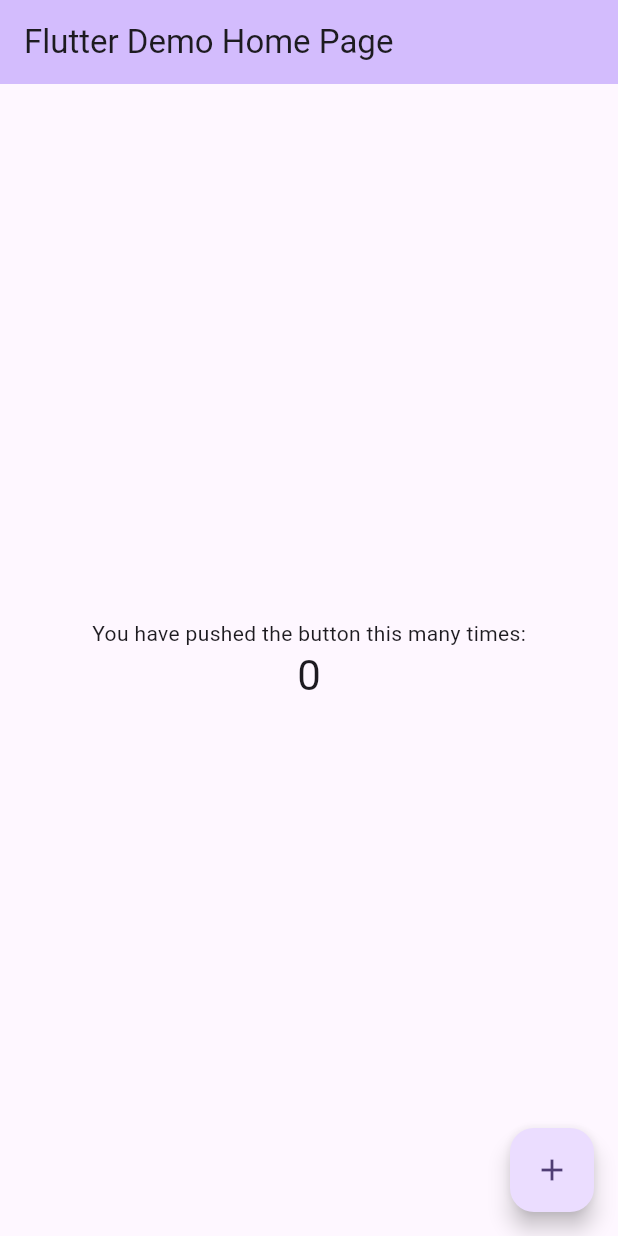
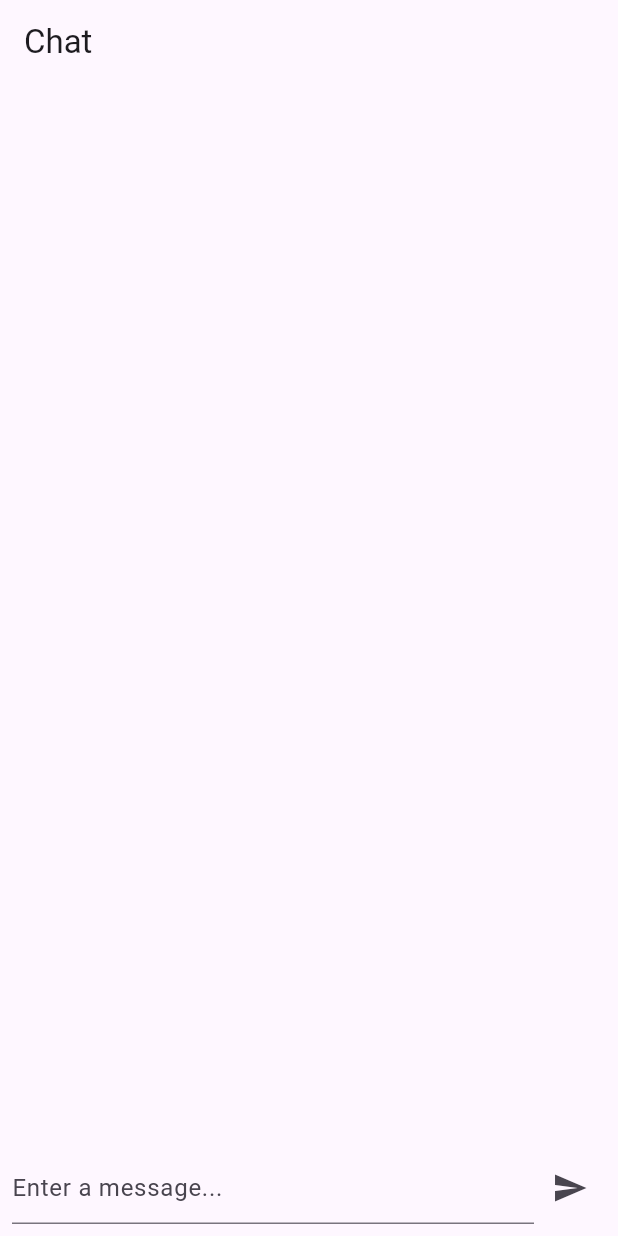
Before and after one commit to EliteWise/lingui_mobile, a Flutter app: the screen it shows after launch, on a phone screen of 412 x 824 dp. Run offline on Flutter 3.47's test engine with Material 3 defaults, Android fonts, the light colour scheme and no system bars.

Commit message:
Implement simple chat page

```diff
--- a/lib/main.dart
+++ b/lib/main.dart
@@ -1,125 +1,88 @@
 import 'package:flutter/material.dart';
 
 void main() {
-  runApp(const MyApp());
+  runApp(const LinguiMobile());
 }
 
-class MyApp extends StatelessWidget {
-  const MyApp({super.key});
+class LinguiMobile extends StatelessWidget {
+  const LinguiMobile({super.key});
 
-  // This widget is the root of your application.
   @override
   Widget build(BuildContext context) {
     return MaterialApp(
-      title: 'Flutter Demo',
+      title: 'Lingui Mobile App',
       theme: ThemeData(
-        // This is the theme of your application.
-        //
-        // TRY THIS: Try running your application with "flutter run". You'll see
-        // the application has a purple toolbar. Then, without quitting the app,
-        // try changing the seedColor in the colorScheme below to Colors.green
-        // and then invoke "hot reload" (save your changes or press the "hot
-        // reload" button in a Flutter-supported IDE, or press "r" if you used
-        // the command line to start the app).
-        //
-        // Notice that the counter didn't reset back to zero; the application
-        // state is not lost during the reload. To reset the state, use hot
-        // restart instead.
-        //
-        // This works for code too, not just values: Most code changes can be
-        // tested with just a hot reload.
-        colorScheme: ColorScheme.fromSeed(seedColor: Colors.deepPurple),
-        useMaterial3: true,
+        primarySwatch: Colors.blue,
+        visualDensity: VisualDensity.adaptivePlatformDensity,
       ),
-      home: const MyHomePage(title: 'Flutter Demo Home Page'),
+      home: const ChatPage(),
     );
+    throw UnimplementedError();
   }
+
+
 }
 
-class MyHomePage extends StatefulWidget {
-  const MyHomePage({super.key, required this.title});
-
-  // This widget is the home page of your application. It is stateful, meaning
-  // that it has a State object (defined below) that contains fields that affect
-  // how it looks.
-
-  // This class is the configuration for the state. It holds the values (in this
-  // case the title) provided by the parent (in this case the App widget) and
-  // used by the build method of the State. Fields in a Widget subclass are
-  // always marked "final".
-
-  final String title;
+class ChatPage extends StatefulWidget {
+  const ChatPage({super.key});
 
   @override
-  State<MyHomePage> createState() => _MyHomePageState();
+  ChatPageState createState() => ChatPageState();
 }
 
-class _MyHomePageState extends State<MyHomePage> {
-  int _counter = 0;
+class ChatPageState extends State<ChatPage> {
+  final List<String> _messages = [];
+  final TextEditingController _controller = TextEditingController();
 
-  void _incrementCounter() {
-    setState(() {
-      // This call to setState tells the Flutter framework that something has
-      // changed in this State, which causes it to rerun the build method below
-      // so that the display can reflect the updated values. If we changed
-      // _counter without calling setState(), then the build method would not be
-      // called again, and so nothing would appear to happen.
-      _counter++;
-    });
+  void _sendMessage() {
+    if(_controller.text.isNotEmpty) {
+      setState(() {
+        _messages.add(_controller.text);
+        _controller.clear();
+      });
+    }
   }
 
   @override
   Widget build(BuildContext context) {
-    // This method is rerun every time setState is called, for instance as done
-    // by the _incrementCounter method above.
-    //
-    // The Flutter framework has been optimized to make rerunning build methods
-    // fast, so that you can just rebuild anything that needs updating rather
-    // than having to individually change instances of widgets.
     return Scaffold(
       appBar: AppBar(
-        // TRY THIS: Try changing the color here to a specific color (to
-        // Colors.amber, perhaps?) and trigger a hot reload to see the AppBar
-        // change color while the other colors stay the same.
-        backgroundColor: Theme.of(context).colorScheme.inversePrimary,
-        // Here we take the value from the MyHomePage object that was created by
-        // the App.build method, and use it to set our appbar title.
-        title: Text(widget.title),
+        title: const Text('Chat'),
       ),
-      body: Center(
-        // Center is a layout widget. It takes a single child and positions it
-        // in the middle of the parent.
-        child: Column(
-          // Column is also a layout widget. It takes a list of children and
-          // arranges them vertically. By default, it sizes itself to fit its
-          // children horizontally, and tries to be as tall as its parent.
-          //
-          // Column has various properties to control how it sizes itself and
-          // how it positions its children. Here we use mainAxisAlignment to
-          // center the children vertically; the main axis here is the vertical
-          // axis because Columns are vertical (the cross axis would be
-          // horizontal).
-          //
-          // TRY THIS: Invoke "debug painting" (choose the "Toggle Debug Paint"
-          // action in the IDE, or press "p" in the console), to see the
-          // wireframe for each widget.
-          mainAxisAlignment: MainAxisAlignment.center,
-          children: <Widget>[
-            const Text(
-              'You have pushed the button this many times:',
+      body: Column(
+        children: [
+          Expanded(
+            child: ListView.builder(
+              itemCount: _messages.length,
+              itemBuilder: (context, index) => ListTile(
+                title: Text(_messages[index]),
+              ),
             ),
-            Text(
-              '$_counter',
-              style: Theme.of(context).textTheme.headlineMedium,
+          ),
+          Padding(
+            padding: const EdgeInsets.all(8.0),
+            child: Row(
+              children: [
+                Expanded(
+                  child: TextField(
+                    controller: _controller,
+                    decoration: const InputDecoration(
+                      hintText: 'Enter a message...',
+                    ),
+                  ),
+                ),
+                IconButton(
+                  icon: const Icon(Icons.send),
+                  onPressed: _sendMessage,
+                ),
+              ],
             ),
-          ],
-        ),
+          ),
+        ],
       ),
-      floatingActionButton: FloatingActionButton(
-        onPressed: _incrementCounter,
-        tooltip: 'Increment',
-        child: const Icon(Icons.add),
-      ), // This trailing comma makes auto-formatting nicer for build methods.
     );
+    throw UnimplementedError();
   }
+
+
 }
```
Also changed, not shown: 1 other file.
